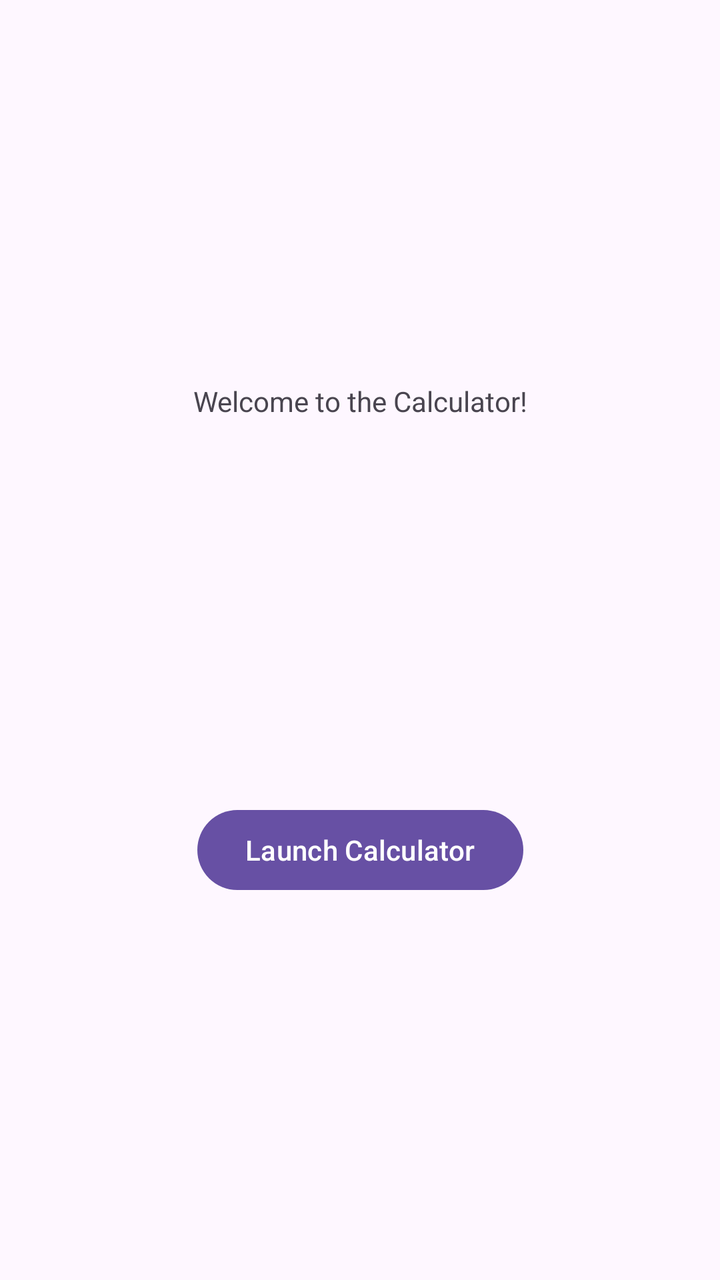
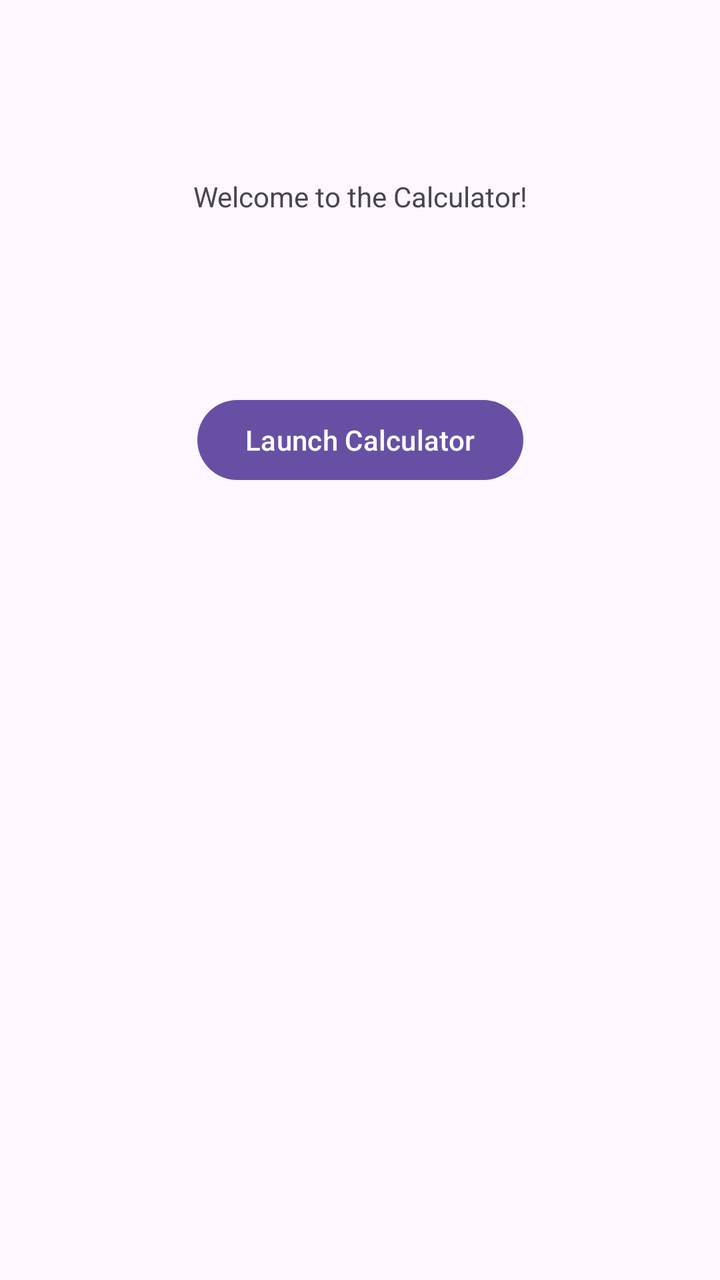

Two renders of the same Android screen: before a commit and after it. Below are the layout's source before the change and the commit's diff.
<!-- AndroidManifest.xml: application theme Theme.Airline -->
<!-- res/layout/activity_main.xml -->
<?xml version="1.0" encoding="utf-8"?>
<androidx.constraintlayout.widget.ConstraintLayout xmlns:android="http://schemas.android.com/apk/res/android"
    xmlns:app="http://schemas.android.com/apk/res-auto"
    xmlns:tools="http://schemas.android.com/tools"
    android:id="@+id/main"
    android:layout_width="match_parent"
    android:layout_height="match_parent"
    tools:context=".MainActivity">

    <TextView
        android:id="@+id/welcome"
        android:layout_width="wrap_content"
        android:layout_height="wrap_content"
        android:text="@string/welcome"
        app:layout_constraintBottom_toTopOf="@+id/launch_calculator"
        app:layout_constraintEnd_toEndOf="parent"
        app:layout_constraintStart_toStartOf="parent"
        app:layout_constraintTop_toTopOf="parent" />

    <Button
        android:id="@+id/launch_calculator"
        android:layout_width="wrap_content"
        android:layout_height="wrap_content"
        android:onClick="launchCalculator"
        android:text="@string/launch_calculator"
        app:layout_constraintBottom_toBottomOf="parent"
        app:layout_constraintEnd_toEndOf="parent"
        app:layout_constraintStart_toStartOf="parent"
        app:layout_constraintTop_toBottomOf="@id/welcome" />

</androidx.constraintlayout.widget.ConstraintLayout>
<!-- resources referenced by this layout -->
<resources>
  <string name="launch_calculator">Launch Calculator</string>
  <string name="welcome">Welcome to the Calculator!</string>
  <style name="Theme.Airline" parent="Base.Theme.Airline" />
  <style name="Base.Theme.Airline" parent="Theme.Material3.DayNight.NoActionBar">
          
          
      </style>
</resources>

<!-- the commit's change to res/layout/activity_main.xml (unified diff, before → after) -->
@@ -23,9 +23,19 @@
         android:layout_height="wrap_content"
         android:onClick="launchCalculator"
         android:text="@string/launch_calculator"
-        app:layout_constraintBottom_toBottomOf="parent"
+        app:layout_constraintBottom_toTopOf="@id/sums"
         app:layout_constraintEnd_toEndOf="parent"
         app:layout_constraintStart_toStartOf="parent"
         app:layout_constraintTop_toBottomOf="@id/welcome" />
 
+    <ListView
+        android:id="@+id/sums"
+        android:layout_width="409dp"
+        android:layout_height="219dp"
+        app:layout_constraintTop_toBottomOf="@id/launch_calculator"
+        app:layout_constraintBottom_toBottomOf="parent"
+        app:layout_constraintEnd_toEndOf="parent"
+        app:layout_constraintStart_toStartOf="parent"
+/>
+
 </androidx.constraintlayout.widget.ConstraintLayout>
